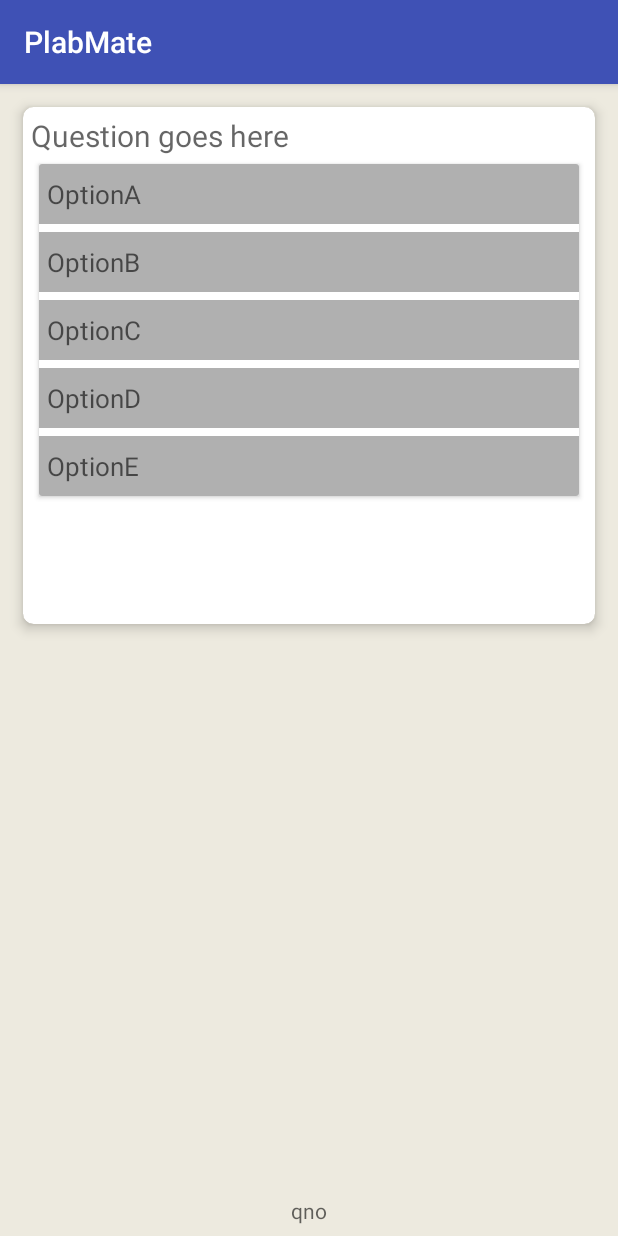
After one commit to PenserLabs/PlabMate, an Android app: the QuestionActivity screen opened directly, with no data from a screen before it, on a phone screen of 412 x 824 dp. The commit adds this screen. Run offline under Robolectric (Android 15) with nearby library versions, the phone set to English and light mode, and no system bars; network calls fail; 2 statements that could not run were skipped.

Commit message:
Anatomy table swipe gesture

```diff
--- a/app/build.gradle
+++ b/app/build.gradle
@@ -21,8 +21,9 @@ android {
 dependencies {
     implementation fileTree(dir: 'libs', include: ['*.jar'])
     implementation 'com.android.support:appcompat-v7:27.1.1'
-    implementation 'com.android.support.constraint:constraint-layout:1.1.0'
+    implementation 'com.android.support.constraint:constraint-layout:1.1.2'
     testImplementation 'junit:junit:4.12'
     androidTestImplementation 'com.android.support.test:runner:1.0.2'
     androidTestImplementation 'com.android.support.test.espresso:espresso-core:3.0.2'
+    implementation 'com.android.support:cardview-v7:27.1.1'
 }
--- a/app/src/main/AndroidManifest.xml
+++ b/app/src/main/AndroidManifest.xml
@@ -1,6 +1,9 @@
 <?xml version="1.0" encoding="utf-8"?>
 <manifest xmlns:android="http://schemas.android.com/apk/res/android"
     package="com.penserlabs.plabmate">
+
+    <uses-permission android:name="android.permission.READ_EXTERNAL_STORAGE" />
+    <uses-permission android:name="android.permission.WRITE_EXTERNAL_STORAGE" />
 
     <application
         android:allowBackup="true"
@@ -16,6 +19,8 @@
                 <category android:name="android.intent.category.LAUNCHER" />
             </intent-filter>
         </activity>
+        <activity android:name=".CategoryActivity" />
+        <activity android:name=".QuestionActivity"></activity>
     </application>
 
 </manifest>
--- /dev/null
+++ b/app/src/main/java/com/penserlabs/plabmate/OnSwipeTouchListener.java
@@ -0,0 +1,53 @@
+package com.penserlabs.plabmate;
+
+import android.content.Context;
+import android.view.GestureDetector;
+import android.view.GestureDetector.SimpleOnGestureListener;
+import android.view.MotionEvent;
+import android.view.View;
+import android.view.View.OnTouchListener;
+
+public class OnSwipeTouchListener implements OnTouchListener {
+
+
+    private final GestureDetector gestureDetector;
+
+    public OnSwipeTouchListener(Context context) {
+        gestureDetector = new GestureDetector(context, new GestureListener());
+    }
+
+    public void onSwipeLeft() {
+    }
+
+    public void onSwipeRight() {
+    }
+
+    public boolean onTouch(View v, MotionEvent event) {
+        return gestureDetector.onTouchEvent(event);
+    }
+
+    private final class GestureListener extends SimpleOnGestureListener {
+
+        private static final int SWIPE_DISTANCE_THRESHOLD = 100;
+        private static final int SWIPE_VELOCITY_THRESHOLD = 100;
+
+        @Override
+        public boolean onDown(MotionEvent e) {
+            return true;
+        }
+
+        @Override
+        public boolean onFling(MotionEvent e1, MotionEvent e2, float velocityX, float velocityY) {
+            float distanceX = e2.getX() - e1.getX();
+            float distanceY = e2.getY() - e1.getY();
+            if (Math.abs(distanceX) > Math.abs(distanceY) && Math.abs(distanceX) > SWIPE_DISTANCE_THRESHOLD && Math.abs(velocityX) > SWIPE_VELOCITY_THRESHOLD) {
+                if (distanceX > 0)
+                    onSwipeRight();
+                else
+                    onSwipeLeft();
+                return true;
+            }
+            return false;
+        }
+    }
+}
--- /dev/null
+++ b/app/src/main/java/com/penserlabs/plabmate/QuestionActivity.java
@@ -0,0 +1,159 @@
+package com.penserlabs.plabmate;
+
+import android.annotation.SuppressLint;
+import android.content.Context;
+import android.database.Cursor;
+import android.database.SQLException;
+import android.database.sqlite.SQLiteDatabase;
+import android.support.v7.app.AppCompatActivity;
+import android.os.Bundle;
+import android.support.v7.widget.CardView;
+import android.view.View;
+import android.view.ViewGroup;
+import android.widget.Button;
+import android.widget.LinearLayout;
+import android.widget.RadioButton;
+import android.widget.RadioGroup;
+import android.widget.TextView;
+import android.widget.Toast;
+
+import java.io.IOException;
+
+public class QuestionActivity extends AppCompatActivity {
+
+    String tablename;
+    RadioGroup optionsgroup;
+    RadioButton opt_a,opt_b,opt_c,opt_d,opt_e;
+    TextView question,quesno;
+    Cursor cursor;
+    DataBaseHelper myDbHelper;
+    CardView questionview;
+    LinearLayout questionlayout;
+    @SuppressLint("ClickableViewAccessibility")
+    @Override
+    protected void onCreate(Bundle savedInstanceState) {
+        super.onCreate(savedInstanceState);
+        setContentView(R.layout.activity_question);
+
+        question= findViewById(R.id.question_TV);
+        quesno = findViewById(R.id.qno_TV);
+        questionview = findViewById(R.id.questioncard);
+        questionlayout = findViewById(R.id.questionlayout);
+        optionsgroup = findViewById(R.id.options_RG);
+        opt_a = findViewById(R.id.optionA_RB);
+        opt_b = findViewById(R.id.optionB_RB);
+        opt_c = findViewById(R.id.optionC_RB);
+        opt_d = findViewById(R.id.optionD_RB);
+        opt_e = findViewById(R.id.optionE_RB);
+
+
+        Bundle extras = getIntent().getExtras();
+        tablename = extras.getString("Tablename");
+//        Toast.makeText(QuestionActivity.this,tablename,Toast.LENGTH_SHORT).show();
+        myDbHelper = new DataBaseHelper(QuestionActivity.this);
+
+
+        try {
+            myDbHelper.openDataBase();
+        } catch (SQLException sqle) {
+            throw sqle;
+        }
+
+        cursor = myDbHelper.query("SELECT * FROM "+tablename, null);
+        if (cursor!= null) {
+          cursor.moveToFirst();
+          Integer position = cursor.getInt(cursor.getColumnIndex("Position"));
+          cursor.moveToPosition(position);
+
+          setquestion();
+        }
+
+        optionsgroup.setOnCheckedChangeListener(new RadioGroup.OnCheckedChangeListener() {
+            @Override
+            public void onCheckedChanged(RadioGroup group, int checkedId) {
+
+                RadioButton checkedbt = findViewById(checkedId);
+                Toast.makeText(QuestionActivity.this,checkedbt.getText(),Toast.LENGTH_SHORT).show();
+
+            }
+        });
+
+
+        questionview.setOnTouchListener(new OnSwipeTouchListener(getApplicationContext()) {
+            @Override
+            public void onSwipeLeft() {
+
+                cursor.moveToNext();
+                if (cursor!=null && cursor.getPosition()<cursor.getCount()){
+
+                    setquestion();
+
+                }else {
+                    Toast.makeText(QuestionActivity.this,"You have reached the last question",Toast.LENGTH_SHORT).show();
+                    cursor.moveToPrevious();
+
+                }
+
+            }
+            @Override
+            public void onSwipeRight() {
+                cursor.moveToPrevious();
+                if (cursor!=null && cursor.getPosition()>=0){
+                    setquestion();
+
+                }
+            }
+        });
+
+        questionlayout.setOnTouchListener(new OnSwipeTouchListener(getApplicationContext()) {
+            @Override
+            public void onSwipeLeft() {
+
+                cursor.moveToNext();
+                if (cursor!=null && cursor.getPosition()<cursor.getCount()){
+
+                    setquestion();
+
+                }else {
+                    Toast.makeText(QuestionActivity.this,"You have reached the last question",Toast.LENGTH_SHORT).show();
+                    cursor.moveToPrevious();
+
+                }
+
+            }
+            @Override
+            public void onSwipeRight() {
+                cursor.moveToPrevious();
+                if (cursor!=null && cursor.getPosition()>=0){
+                    setquestion();
+
+                }
+            }
+        });
+    }
+
+    private void setquestion() {
+
+            quesno.setText(String.valueOf(cursor.getPosition()+1)+"/"+String.valueOf(cursor.getCount()));
+            String questioncoloumn = cursor.getString(cursor.getColumnIndex("Question"));
+            String optA = cursor.getString(cursor.getColumnIndex("Opt_A"));
+            String optB = cursor.getString(cursor.getColumnIndex("Opt_B"));
+            String optC = cursor.getString(cursor.getColumnIndex("Opt_C"));
+            String optD = cursor.getString(cursor.getColumnIndex("Opt_D"));
+            String optE = cursor.getString(cursor.getColumnIndex("Opt_E"));
+            String ans = cursor.getString(cursor.getColumnIndex("Answer"));
+
+            question.setText(questioncoloumn);
+            opt_a.setText(optA);
+            opt_b.setText(optB);
+            opt_c.setText(optC);
+            opt_d.setText(optD);
+            opt_e.setText(optE);
+
+            Integer position = cursor.getPosition();
+            myDbHelper.saveposition("UPDATE "+tablename+" SET (Position) = '"+ position +"' WHERE _id = 1;");
+
+    }
+
+
+}
--- /dev/null
+++ b/app/src/main/res/layout/activity_question.xml
@@ -0,0 +1,150 @@
+<?xml version="1.0" encoding="utf-8"?>
+<LinearLayout xmlns:android="http://schemas.android.com/apk/res/android"
+    xmlns:app="http://schemas.android.com/apk/res-auto"
+    xmlns:tools="http://schemas.android.com/tools"
+    android:layout_width="match_parent"
+    android:layout_height="match_parent"
+    tools:context=".QuestionActivity"
+    android:orientation="vertical"
+    android:background="#edeadf"
+    android:id="@+id/questionlayout">
+<ScrollView
+    android:layout_width="match_parent"
+    android:layout_height="wrap_content">
+
+    <android.support.v7.widget.CardView
+        android:layout_width="match_parent"
+        android:layout_height="100dp"
+        android:layout_margin="15dp"
+        app:cardElevation="@dimen/margin_small"
+        app:cardCornerRadius="@dimen/margin_medium"
+        android:id="@+id/questioncard">
+
+    <LinearLayout
+        android:layout_width="match_parent"
+        android:layout_height="wrap_content"
+        android:orientation="vertical"
+        android:layout_margin="@dimen/margin_small">
+
+    <TextView
+        android:id="@+id/question_TV"
+        android:layout_width="match_parent"
+        android:layout_height="wrap_content"
+        android:hint="Question goes here"
+        android:textColor="@color/black"
+        android:textSize="@dimen/text_large"
+        />
+
+        <android.support.v7.widget.CardView
+            android:layout_width="match_parent"
+            android:layout_height="wrap_content"
+            android:layout_margin="@dimen/margin_small"
+            >
+        <RadioGroup
+            android:id="@+id/options_RG"
+            android:layout_width="match_parent"
+            android:layout_height="wrap_content"
+            android:background="@color/radiogroup_bg"
+            >
+
+            <RadioButton
+                android:id="@+id/optionA_RB"
+                android:layout_width="match_parent"
+                android:layout_height="@dimen/radiobutton_height"
+                android:hint="OptionA"
+                android:textSize="@dimen/text_medium"
+                android:background="@color/radiobutton_bg"
+                android:layout_marginBottom="@dimen/margin_small"
+                android:button="@null"
+                android:paddingStart="@dimen/margin_small"
+                />
+
+            <RadioButton
+                android:id="@+id/optionB_RB"
+                android:layout_width="match_parent"
+                android:layout_height="@dimen/radiobutton_height"
+                android:hint="OptionB"
+                android:textSize="@dimen/text_medium"
+                android:background="@color/radiobutton_bg"
+                android:layout_marginBottom="@dimen/margin_small"
+                android:button="@null"
+                android:paddingStart="@dimen/margin_small"/>
+
+            <RadioButton
+                android:id="@+id/optionC_RB"
+                android:layout_width="match_parent"
+                android:layout_height="@dimen/radiobutton_height"
+                android:hint="OptionC"
+                android:textSize="@dimen/text_medium"
+                android:background="@color/radiobutton_bg"
+                android:layout_marginBottom="@dimen/margin_small"
+                android:button="@null"
+                android:paddingStart="@dimen/margin_small"/>
+
+            <RadioButton
+                android:id="@+id/optionD_RB"
+                android:layout_width="match_parent"
+                android:layout_height="@dimen/radiobutton_height"
+                android:hint="OptionD"
+                android:textSize="@dimen/text_medium"
+                android:background="@color/radiobutton_bg"
+                android:layout_marginBottom="@dimen/margin_small"
+                android:button="@null"
+                android:paddingStart="@dimen/margin_small"/>
+
+            <RadioButton
+                android:id="@+id/optionE_RB"
+                android:layout_width="match_parent"
+                android:layout_height="@dimen/radiobutton_height"
+                android:hint="OptionE"
+                android:textSize="@dimen/text_medium"
+                android:background="@color/radiobutton_bg"
+                android:button="@null"
+                android:paddingStart="@dimen/margin_small"/>
+
+        </RadioGroup>
+        </android.support.v7.widget.CardView>
+    <TextView
+        android:layout_width="match_parent"
+        android:layout_height="wrap_content"
+        android:hint="Right/Wrong"
+        android:textSize="@dimen/text_medium"
+        android:layout_margin="@dimen/margin_medium"
+        android:id="@+id/remark_TV"
+        android:visibility="invisible"/>
+    <TextView
+        android:layout_width="match_parent"
+        android:layout_height="wrap_content"
+        android:hint="Explanation"
+        android:layout_margin="@dimen/margin_medium"
+        android:textSize="@dimen/text_small"
+        android:id="@+id/explanation_TV"
+        android:visibility="invisible" />
+
+    </LinearLayout>
+
+    </android.support.v7.widget.CardView>
+
+</ScrollView>
+
+    <RelativeLayout
+        android:layout_width="match_parent"
+        android:layout_height="wrap_content"
+        android:orientation="horizontal"
+        android:layout_margin="@dimen/margin_medium">
+
+
+       <TextView
+           android:layout_width="wrap_content"
+           android:layout_height="wrap_content"
+           android:layout_alignParentBottom="true"
+           android:layout_centerHorizontal="true"
+           android:hint="qno"
+           android:id="@+id/qno_TV"
+           android:layout_margin="@dimen/text_small"/>
+
+    </RelativeLayout>
+
+
+
+</LinearLayout>
--- a/app/src/main/res/values/colors.xml
+++ b/app/src/main/res/values/colors.xml
@@ -3,4 +3,9 @@
     <color name="colorPrimary">#3F51B5</color>
     <color name="colorPrimaryDark">#303F9F</color>
     <color name="colorAccent">#FF4081</color>
+    <color name="black">#000000</color>
+    <color name="grey">#312f2f</color>
+    <color name="white">#ffff</color>
+    <color name="radiogroup_bg">#ffff</color>
+    <color name="radiobutton_bg">#b0b0b0</color>
 </resources>
--- /dev/null
+++ b/app/src/main/res/values/dimens.xml
@@ -0,0 +1,10 @@
+<?xml version="1.0" encoding="utf-8"?>
+<resources>
+    <dimen name="margin_medium">7dp</dimen>
+    <dimen name="margin_small">5dp</dimen>
+    <dimen name="text_medium">17sp</dimen>
+    <dimen name="text_small">15sp</dimen>
+    <dimen name="margin_large">10dp</dimen>
+    <dimen name="text_large">20sp</dimen>
+    <dimen name="radiobutton_height">40dp</dimen>
+</resources>
--- a/app/src/main/res/values/strings.xml
+++ b/app/src/main/res/values/strings.xml
@@ -1,3 +1,4 @@
 <resources>
     <string name="app_name">PlabMate</string>
+    <string name="question_TV">Question:</string>
 </resources>
```
Also changed, not shown: app/src/main/java/com/penserlabs/plabmate/CategoryActivity.java (renamed from app/src/main/java/com/penserlabs/plabmate/Category.java, +11 -2 lines), app/src/main/java/com/penserlabs/plabmate/DataBaseHelper.java (added, +213 -0 lines), app/src/main/java/com/penserlabs/plabmate/MainActivity.java (+15 -13 lines), app/src/main/assets/CategoriesDB.db (deleted), 1 other file.
